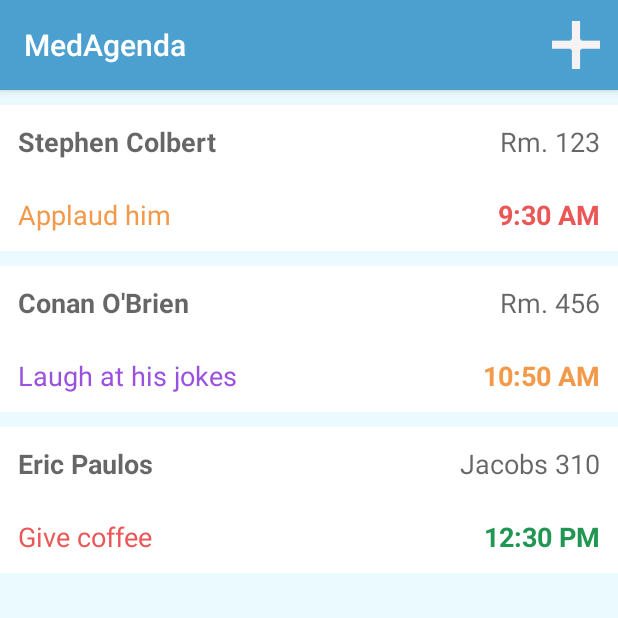
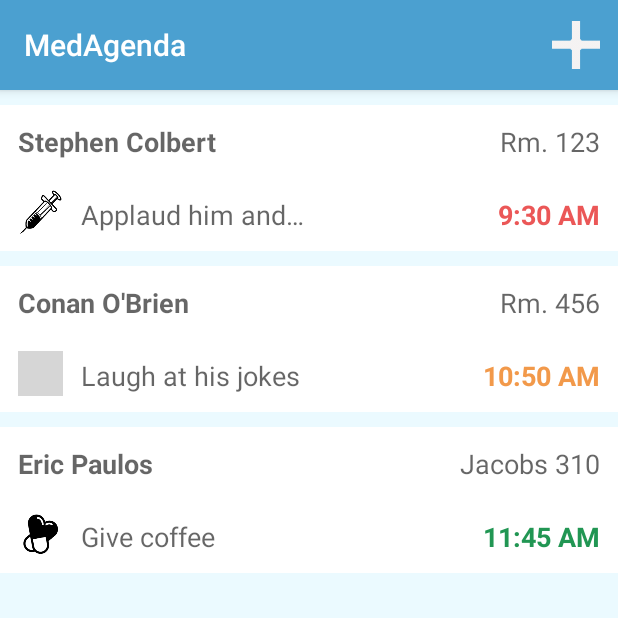
Before and after one commit to cs160-berkeley/Group-1-Project, an Android app: the screen it shows after launch (DisplayPatients), after a tap on "LOGIN", on a phone screen of 412 x 824 dp, the top half of it. Run offline under Robolectric (Android 15) with nearby library versions, the phone set to English and light mode, and no system bars; grey boxes are pictures that could not be loaded.

Commit message:
Updated to have icons

```diff
--- a/mobile/src/main/java/twerktitans/medagenda/AppObjects.java
+++ b/mobile/src/main/java/twerktitans/medagenda/AppObjects.java
@@ -1,8 +1,10 @@
 package twerktitans.medagenda;
 
 import android.graphics.Color;
+import android.util.Log;
 
 import java.util.Calendar;
+import java.util.Collections;
 import java.util.LinkedList;
 
 /**
@@ -52,6 +54,7 @@ class Patient implements Comparable<Patient>{
   }
 
   String getFirstTaskTime() {
+    Collections.sort(tasks);
     if (tasks.size() > 0)
     {
       return tasks.getFirst().getTaskTime();
@@ -98,7 +101,8 @@ class Patient implements Comparable<Patient>{
 class Task implements Comparable<Task> {
   String details;
   Calendar time; //TODO: Placeholder for whatever we use for the timer?
-  int color = Color.parseColor("#000000");
+  //int color = Color.parseColor("#000000");
+  int iconIndex;
   int minBtwRepeats;
 
   static Task getEmptyTask() {
@@ -182,3 +186,36 @@ class Status {
     }
   }
 }
+
+class Icon {
+  static LinkedList<String> icons;
+
+  static void setup() {
+    if (icons == null) {
+      icons = new LinkedList<String>();
+      icons.add("pills");
+      icons.add("stethoscope");
+      icons.add("heartbeat");
+      icons.add("syringe");
+    }
+  }
+
+  static int getIconResource(int i) {
+    try {
+      switch (icons.get(i)) {
+        case "pills":
+          return R.drawable.pills_icon;
+        case "stethoscope":
+          return R.drawable.stethoscope_icon;
+        case "heartbeat":
+          return R.drawable.heartbeat_icon;
+        case "syringe":
+          return R.drawable.syringe_icon;
+        default:
+          return R.drawable.logo;
+      }
+    } catch (IndexOutOfBoundsException ioobe) {
+      return R.drawable.logo;
+    }
+  }
+}
--- a/mobile/src/main/java/twerktitans/medagenda/DisplayPatients.java
+++ b/mobile/src/main/java/twerktitans/medagenda/DisplayPatients.java
@@ -18,6 +18,7 @@ import android.view.View;
 import android.view.ViewGroup;
 import android.widget.AdapterView;
 import android.widget.BaseAdapter;
+import android.widget.ImageView;
 import android.widget.ListView;
 import android.widget.TextView;
 
@@ -37,6 +38,10 @@ public class DisplayPatients extends AppCompatActivity {
         super.onCreate(savedInstanceState);
         setContentView(R.layout.activity_display_patients);
 
+        if (Icon.icons == null) {
+            Icon.setup();
+        }
+
         if (firstTime) {
             System.out.println("DisplayPatients FIRSTTIME!");
             patients = new LinkedList<>();
@@ -49,11 +54,11 @@ public class DisplayPatients extends AppCompatActivity {
             t.details = "Give coffee";
             t.time = Calendar.getInstance();
             t.time.add(Calendar.HOUR, 2);
-            t.color =  NewTaskActivity.RED_CODE;
+            t.iconIndex = 0;
             q.details = "Take Temperature";
             q.time = Calendar.getInstance();
             q.time.add(Calendar.MINUTE, 75);
-            q.color = NewTaskActivity.BLUE_CODE;
+            q.iconIndex = 1;
             p.tasks.add(t);
             p.tasks.add(q);
             patients.add(p);
@@ -63,10 +68,10 @@ public class DisplayPatients extends AppCompatActivity {
             p.firstName = "Stephen";
             p.lastName = "Colbert";
             p.room = "Rm. 123";
-            t.details = "Applaud him";
+            t.details = "Applaud him and worship his greatness";
             t.time = Calendar.getInstance();
             t.time.add(Calendar.HOUR, -1);
-            t.color = NewTaskActivity.ORANGE_CODE;
+            t.iconIndex = 3;
             p.tasks.add(t);
             patients.add(p);
 
@@ -78,17 +83,13 @@ public class DisplayPatients extends AppCompatActivity {
             t.details = "Laugh at his jokes";
             t.time = Calendar.getInstance();
             t.time.add(Calendar.MINUTE, 20);
-            t.color = NewTaskActivity.PURPLE_CODE;
+            t.iconIndex = 4;
             p.tasks.add(t);
             patients.add(p);
 
-            Log.d("t", patients.get(0).toString());
-            Log.d("t", patients.get(1).toString());
-            Collections.sort(patients);
             firstTime = false;
         }
 
-        System.out.println("DisplayPatients IN HERE!");
         Intent intent = getIntent();
         Bundle extras = intent.getExtras();
         if (extras != null) {
@@ -125,6 +126,7 @@ public class DisplayPatients extends AppCompatActivity {
 
     private void refreshList() {
         ListView patientList = (ListView) findViewById(R.id.listPatients);
+        Collections.sort(patients);
         PatientAdapter patientAdapter = new PatientAdapter(this, patients);
         patientList.setAdapter(patientAdapter);
 
@@ -220,13 +222,15 @@ class PatientAdapter extends BaseAdapter {
         TextView room = (TextView) patientListItem.findViewById(R.id.textPatientRoom);
         TextView task = (TextView) patientListItem.findViewById(R.id.textPatientTask);
         TextView taskTime = (TextView) patientListItem.findViewById(R.id.textPatientTaskTime);
+        ImageView icon = (ImageView) patientListItem.findViewById(R.id.imgPatientTaskIcon);
 
         name.setText(patient.getName());
         room.setText(patient.room);
 
         Task firstTask = patient.getFirstTask();
         task.setText(firstTask.details);
-        task.setTextColor(firstTask.color);
+
+        icon.setImageResource(Icon.getIconResource(firstTask.iconIndex));
 
         taskTime.setText(patient.getFirstTaskTime()); //TODO: We'll need to change this when we figure out how to do timers
         if (firstTask.time != null) {
--- a/mobile/src/main/res/layout/patient_list_item.xml
+++ b/mobile/src/main/res/layout/patient_list_item.xml
@@ -8,7 +8,7 @@
         android:layout_width="wrap_content"
         android:layout_height="wrap_content"
         android:textAppearance="?android:attr/textAppearanceMedium"
-        android:text="Medium Text"
+        android:text="Name"
         android:id="@+id/textPatientName"
         android:layout_alignParentTop="true"
         android:layout_alignParentStart="true"
@@ -19,7 +19,7 @@
         android:layout_width="wrap_content"
         android:layout_height="wrap_content"
         android:textAppearance="?android:attr/textAppearanceMedium"
-        android:text="Medium Text"
+        android:text="Room"
         android:id="@+id/textPatientRoom"
         android:padding="12dp"
         android:layout_alignParentTop="true"
@@ -27,20 +27,21 @@
         />
 
     <TextView
-        android:layout_width="wrap_content"
+        android:layout_width="175dp"
         android:layout_height="wrap_content"
         android:textAppearance="?android:attr/textAppearanceMedium"
-        android:text="Medium Text"
+        android:text="Task"
         android:id="@+id/textPatientTask"
         android:padding="12dp"
-        android:layout_below="@+id/textPatientName"
-        android:layout_alignParentStart="true"/>
+        android:layout_toEndOf="@+id/imgPatientTaskIcon"
+        android:singleLine="true"
+        android:layout_below="@+id/textPatientName"/>
 
     <TextView
         android:layout_width="wrap_content"
         android:layout_height="wrap_content"
         android:textAppearance="?android:attr/textAppearanceMedium"
-        android:text="Medium Text"
+        android:text="Time"
         android:id="@+id/textPatientTaskTime"
         android:padding="12dp"
         android:layout_below="@+id/textPatientRoom"
@@ -48,11 +49,12 @@
         android:textStyle="bold"/>
 
     <ImageView
-        android:layout_width="50dp"
-        android:layout_height="wrap_content"
-        android:id="@+id/imageView11"
-        android:layout_alignParentTop="true"
-        android:layout_alignBottom="@+id/textPatientName"
-        android:layout_toRightOf="@+id/textPatientName"/>
+        android:layout_width="30dp"
+        android:layout_height="30dp"
+        android:id="@+id/imgPatientTaskIcon"
+        android:layout_alignParentStart="true"
+        android:layout_below="@+id/textPatientName"
+        android:layout_marginLeft="12dp"
+        android:layout_marginTop="8dp"/>
 
 </RelativeLayout>
```
Also changed, not shown: mobile/src/main/java/twerktitans/medagenda/NewTaskActivity.java (+50 -42 lines), mobile/src/main/java/twerktitans/medagenda/PatientDetails.java (+5 -2 lines), mobile/src/main/res/layout/color_spinner_item.xml (+6 -5 lines), mobile/src/main/res/layout/task_list_item.xml (+20 -11 lines), mobile/src/main/res/drawable/heartbeat_icon.png (added), mobile/src/main/res/drawable/pill_icon.png (deleted), mobile/src/main/res/drawable/pills_icon.png (added), mobile/src/main/res/drawable/stethoscope_icon.png (added), mobile/src/main/res/drawable/syringe_icon.png (added).
